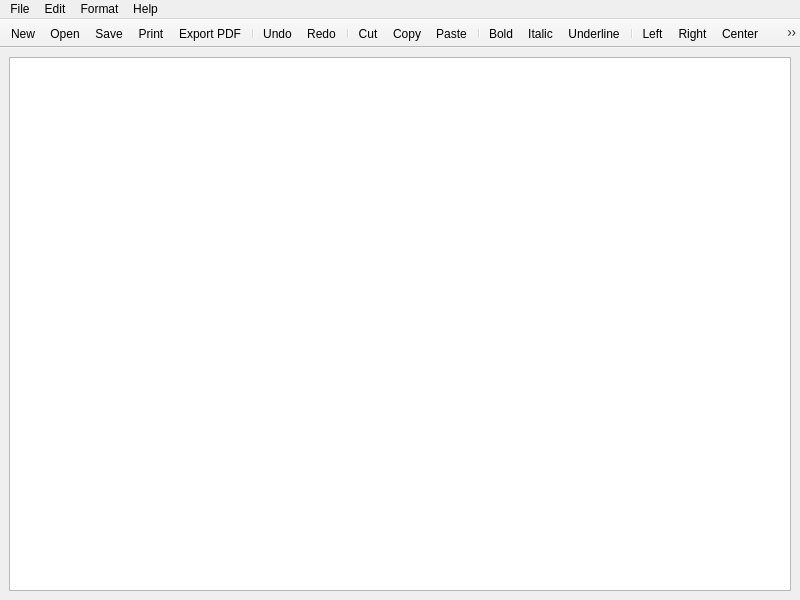
This is notepad/mainwindow.ui in AmirNikravan/notepad-qt as Qt 5 draws it before an edit. The edited form follows.
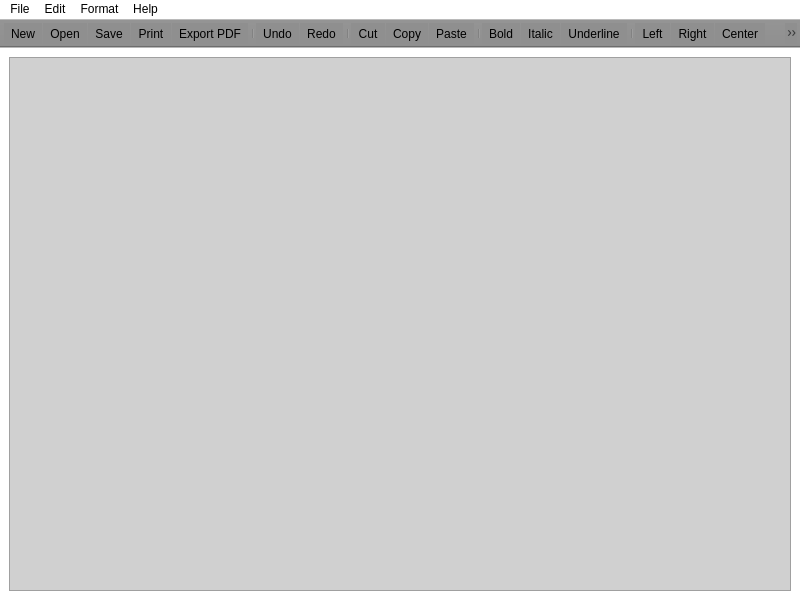
This is the edited form. Icons and pictures are not drawn.

Commit message: baz hamoon shod :)

Diff of the .ui file:
```diff
--- a/notepad/mainwindow.ui
+++ b/notepad/mainwindow.ui
@@ -17,10 +17,17 @@
    <iconset resource="rees.qrc">
     <normaloff>:/images/nodepad.png</normaloff>:/images/nodepad.png</iconset>
   </property>
+  <property name="styleSheet">
+   <string notr="true">background-color: rgb(255, 255, 255);</string>
+  </property>
   <widget class="QWidget" name="centralwidget">
    <layout class="QHBoxLayout" name="horizontalLayout">
     <item>
-     <widget class="QTextEdit" name="textEdit"/>
+     <widget class="QTextEdit" name="textEdit">
+      <property name="styleSheet">
+       <string notr="true">background-color: rgb(208, 208, 208);</string>
+      </property>
+     </widget>
     </item>
    </layout>
   </widget>
@@ -33,6 +40,9 @@
      <height>17</height>
     </rect>
    </property>
+   <property name="styleSheet">
+    <string notr="true">color: rgb(0, 0, 0);</string>
+   </property>
    <widget class="QMenu" name="menuFile">
     <property name="title">
      <string>File</string>
@@ -96,6 +106,9 @@
    <property name="windowTitle">
     <string>toolBar</string>
    </property>
+   <property name="styleSheet">
+    <string notr="true">background-color: rgb(143, 143, 143);</string>
+   </property>
    <property name="movable">
     <bool>false</bool>
    </property>
```
The commit also changes 1 other file.
